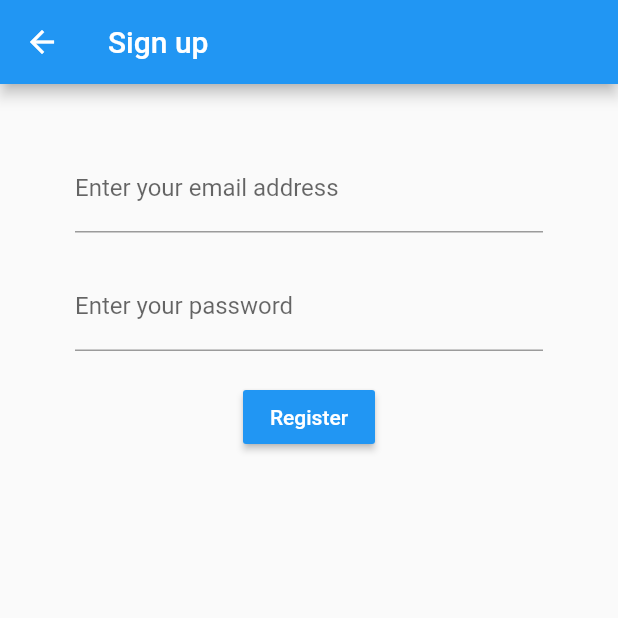
After one commit to rosscraw/MedicationTracker, a Flutter app: the RegisterScreen screen opened directly, on a phone screen of 412 x 824 dp, the top half of it. The commit adds this screen. Run offline on Flutter 3.47's test engine with Material 2 defaults, Android fonts, the phone set to English and light mode, and no system bars; our stand-ins replace table_calendar.

Commit message:
Refactored packages and added register screen

```diff
--- a/medication_tracker/lib/front_end/screens/log_in_screen.dart
+++ b/medication_tracker/lib/screens/authenticate/log_in_screen.dart
@@ -12,7 +12,11 @@ class LogInScreen extends StatefulWidget {
 
 class _LogInScreenState extends State<LogInScreen> {
 
+  //final AuthService _auth = AuthService();
 
+  //text field state
+  String email = '';
+  String password = '';
 
   @override
   Widget build(BuildContext context) {
@@ -31,7 +35,7 @@ class _LogInScreenState extends State<LogInScreen> {
                   labelText: 'Enter your email address'
                 ),
                 onChanged: (val) {
-
+                  setState(() => email = val);
                 }
               ),
               SizedBox(height: 20.0),
@@ -40,17 +44,21 @@ class _LogInScreenState extends State<LogInScreen> {
                       labelText: 'Enter your password'
                   ),
                 obscureText: true,
-                onChanged: (val) {
-
-                }
+                  onChanged: (val) {
+                    setState(() => password = val);
+                  }
             ),
               SizedBox(height: 20.0),
               RaisedButton(
-                color: Colors.blue[400],
+                color: Colors.blue,
                 child: Text(
                   'Sign in',
                   style: TextStyle(color: Colors.white),
-                )
+                ),
+                onPressed: () async {
+                  print(email);
+                  print(password);
+                }
               )
             ]
           )
--- /dev/null
+++ b/medication_tracker/lib/screens/authenticate/register_account_screen.dart
@@ -0,0 +1,62 @@
+import 'package:flutter/material.dart';
+
+class RegisterScreen extends StatefulWidget {
+  @override
+  _RegisterScreenState createState() => _RegisterScreenState();
+}
+
+class _RegisterScreenState extends State<RegisterScreen> {
+
+  //text field state
+  String email = '';
+  String password = '';
+
+  @override
+  Widget build(BuildContext context) {
+    return Scaffold(
+      appBar: AppBar(
+        title: Text('Sign up'),
+      ),
+      body: Container(
+          padding: EdgeInsets.symmetric(vertical: 20.0, horizontal: 50.0),
+          child: Form(
+              child: Column(
+                  children: <Widget>[
+                    SizedBox(height: 20.0),
+                    TextFormField(
+                        decoration: InputDecoration(
+                            labelText: 'Enter your email address'
+                        ),
+                        onChanged: (val) {
+                          setState(() => email = val);
+                        }
+                    ),
+                    SizedBox(height: 20.0),
+                    TextFormField(
+                        decoration: InputDecoration(
+                            labelText: 'Enter your password'
+                        ),
+                        obscureText: true,
+                        onChanged: (val) {
+                          setState(() => password = val);
+                        }
+                    ),
+                    SizedBox(height: 20.0),
+                    RaisedButton(
+                        color: Colors.blue,
+                        child: Text(
+                          'Register',
+                          style: TextStyle(color: Colors.white),
+                        ),
+                        onPressed: () async {
+                          print(email);
+                          print(password);
+                        }
+                    )
+                  ]
+              )
+          )
+      ),
+    );
+  }
+}
--- a/medication_tracker/lib/front_end/screens/app_root.dart
+++ b/medication_tracker/lib/screens/home/app_root.dart
@@ -1,5 +1,5 @@
 import 'package:flutter/material.dart';
-import 'package:medicationtracker/front_end/screens/log_in_screen.dart';
+import 'package:medicationtracker/screens/authenticate/log_in_screen.dart';
 import 'home_widget.dart';
 import 'medication_list_screen.dart';
 
--- a/medication_tracker/lib/front_end/screens/home_widget.dart
+++ b/medication_tracker/lib/screens/home/home_widget.dart
@@ -1,10 +1,7 @@
 import 'package:flutter/material.dart';
-import 'package:medicationtracker/front_end/screens/adherence_screen.dart';
-import 'package:medicationtracker/front_end/screens/medication_list_screen.dart';
-import 'package:medicationtracker/main.dart';
 import 'medication_list_screen.dart';
+import 'adherence_screen.dart';
 import 'calendar_screen.dart';
-import 'adherence_screen.dart';
 import 'home_screen.dart';
 
 class HomeWidget extends StatefulWidget {
--- a/medication_tracker/lib/front_end/screens/medication_list_screen.dart
+++ b/medication_tracker/lib/screens/home/medication_list_screen.dart
@@ -1,8 +1,6 @@
 import 'package:flutter/material.dart';
 import 'package:medicationtracker/back_end/medication.dart';
-import 'package:medicationtracker/back_end/user.dart';
-import 'package:medicationtracker/main.dart';
-import 'medication_details_screen.dart';
+import'medication_details_screen.dart';
 
 class MedicationScreen extends StatefulWidget {
   MedicationScreen({Key key, this.title}) : super(key: key);
```
Also changed, not shown: medication_tracker/lib/front_end/screens/register_account_screen.dart (deleted), medication_tracker/lib/screens/custom_widgets/navigation_bar.dart (added), medication_tracker/lib/screens/home/adherence_screen.dart (renamed from medication_tracker/lib/front_end/screens/adherence_screen.dart), medication_tracker/lib/screens/home/calendar_screen.dart (renamed from medication_tracker/lib/front_end/screens/calendar_screen.dart), medication_tracker/lib/screens/home/home_screen.dart (renamed from medication_tracker/lib/front_end/screens/home_screen.dart), medication_tracker/lib/screens/home/medication_details_screen.dart (renamed from medication_tracker/lib/front_end/screens/medication_details_screen.dart).
